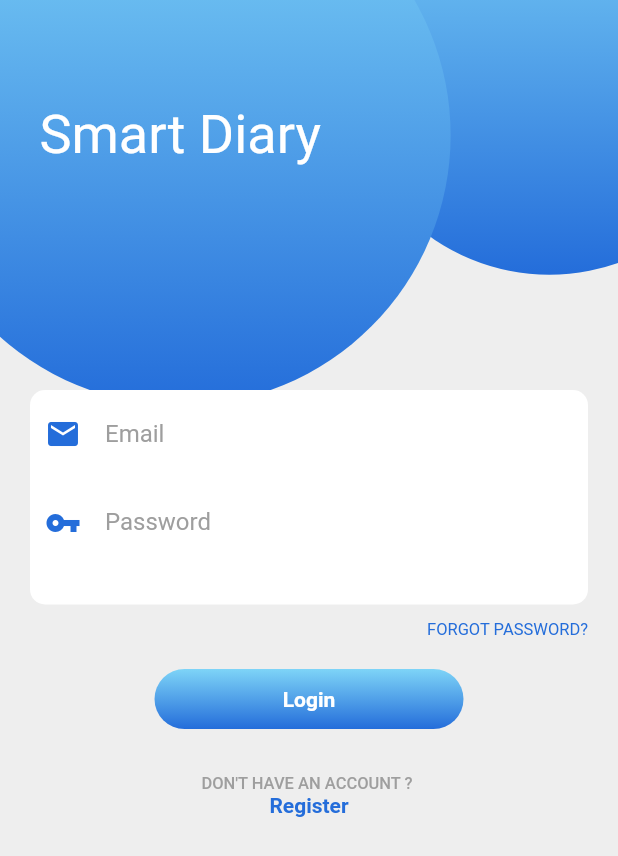
After one commit to NiroginiJanstin/DiaryApp, a Flutter app: the screen it shows after launch, on a phone screen of 412 x 824 dp. The commit adds this screen. Shown: the top 856 px of the screen. Run offline on Flutter 3.47's test engine with Material 2 defaults, Android fonts, the phone set to English and light mode, and no system bars; Roboto replaces fonts that are missing (Pacifico).

Commit message:
common folder added

```diff
--- /dev/null
+++ b/lib/common/header.dart
@@ -0,0 +1,69 @@
+import 'package:flutter/material.dart';
+
+void main() {
+  runApp(const header());
+}
+
+// ignore: camel_case_types
+class header extends StatelessWidget {
+  const header({Key? key}) : super(key: key);
+
+  double getSmallDiameter(BuildContext context) =>
+      MediaQuery.of(context).size.width * 2 / 3;
+  double getBiglDiameter(BuildContext context) =>
+      MediaQuery.of(context).size.width * 7 / 8;
+
+  @override
+  Widget build(BuildContext context) {
+    return Scaffold(
+      backgroundColor: const Color(0xFFEEEEEE),
+      body: Stack(children: <Widget>[
+        Positioned(
+          right: -getSmallDiameter(context) / 3,
+          top: -getSmallDiameter(context) / 3,
+          child: Container(
+            width: getSmallDiameter(context),
+            height: getSmallDiameter(context),
+            decoration: const BoxDecoration(
+                shape: BoxShape.circle,
+                gradient: LinearGradient(colors: [
+                  Color.fromARGB(255, 126, 212, 247),
+                  Color.fromARGB(255, 36, 109, 218)
+                ], begin: Alignment.topCenter, end: Alignment.bottomCenter)),
+          ),
+        ),
+        Positioned(
+          left: -getBiglDiameter(context) / 6,
+          top: -getBiglDiameter(context) / 4,
+          child: Container(
+            child: const Center(
+              child: Text(
+                "Smart Diary",
+                style: TextStyle(
+                    fontFamily: "Pacifico", fontSize: 36, color: Colors.white),
+              ),
+            ),
+            width: getBiglDiameter(context),
+            height: getBiglDiameter(context),
+            decoration: const BoxDecoration(
+                shape: BoxShape.circle,
+                gradient: LinearGradient(colors: [
+                  Color.fromARGB(255, 126, 212, 247),
+                  Color.fromARGB(255, 36, 109, 218)
+                ], begin: Alignment.topCenter, end: Alignment.bottomCenter)),
+          ),
+        ),
+        Positioned(
+          right: -getBiglDiameter(context) / 2,
+          bottom: -getBiglDiameter(context) / 2,
+          child: Container(
+            width: getBiglDiameter(context),
+            height: getBiglDiameter(context),
+            decoration: const BoxDecoration(
+                shape: BoxShape.circle, color: Color(0xFFF3E9EE)),
+          ),
+        ),
+      ]),
+    );
+  }
+}
--- a/lib/main.dart
+++ b/lib/main.dart
@@ -1,4 +1,4 @@
-import 'package:diary_app/login.dart';
+import 'package:diary_app/user/login.dart';
 import 'package:flutter/material.dart';
 import 'package:flutter/services.dart';
 
--- a/lib/register.dart
+++ b/lib/user/login.dart
@@ -1,11 +1,14 @@
+import 'package:diary_app/common/header.dart';
+import 'package:diary_app/user/register.dart';
 import 'package:flutter/material.dart';
 
 void main() {
-  runApp(register());
+  runApp(const login());
 }
 
 // ignore: camel_case_types
-class register extends StatelessWidget {
+class login extends StatelessWidget {
+  const login({Key? key}) : super(key: key);
 
   double getSmallDiameter(BuildContext context) =>
       MediaQuery.of(context).size.width * 2 / 3;
@@ -18,43 +21,7 @@ class register extends StatelessWidget {
       backgroundColor: const Color(0xFFEEEEEE),
       body: Stack(
         children: <Widget>[
-          Positioned(
-            right: -getSmallDiameter(context) / 3,
-            top: -getSmallDiameter(context) / 3,
-            child: Container(
-              width: getSmallDiameter(context),
-              height: getSmallDiameter(context),
-              decoration: const BoxDecoration(
-                  shape: BoxShape.circle,
-                  gradient: LinearGradient(colors: [
-                    Color.fromARGB(255, 126, 212, 247),
-                    Color.fromARGB(255, 36, 109, 218)
-                  ], begin: Alignment.topCenter, end: Alignment.bottomCenter)),
-            ),
-          ),
-          Positioned(
-            left: -getBiglDiameter(context) / 6,
-            top: -getBiglDiameter(context) / 4,
-            child: Container(
-              child: const Center(
-                child: Text(
-                  "Smart Diary",
-                  style: TextStyle(
-                      fontFamily: "Pacifico",
-                      fontSize: 36,
-                      color: Colors.white),
-                ),
-              ),
-              width: getBiglDiameter(context),
-              height: getBiglDiameter(context),
-              decoration: const BoxDecoration(
-                  shape: BoxShape.circle,
-                  gradient: LinearGradient(colors: [
-                    Color.fromARGB(255, 126, 212, 247),
-                    Color.fromARGB(255, 36, 109, 218)
-                  ], begin: Alignment.topCenter, end: Alignment.bottomCenter)),
-            ),
-          ),
+          const header(),
           Positioned(
             right: -getBiglDiameter(context) / 2,
             bottom: -getBiglDiameter(context) / 2,
@@ -74,23 +41,10 @@ class register extends StatelessWidget {
                       color: Colors.white,
                       //border: Border.all(color: Colors.grey),
                       borderRadius: BorderRadius.circular(10)),
-                  margin: const EdgeInsets.fromLTRB(20, 250, 20, 10),
+                  margin: const EdgeInsets.fromLTRB(20, 260, 20, 10),
                   padding: const EdgeInsets.fromLTRB(10, 0, 10, 25),
                   child: Column(
                     children: <Widget>[
-                      TextField(
-                        decoration: InputDecoration(
-                            icon: const Icon(
-                              Icons.man,
-                              color: Color.fromARGB(255, 36, 109, 218),
-                            ),
-                            focusedBorder: UnderlineInputBorder(
-                                borderSide:
-                                    BorderSide(color: Colors.grey.shade100)),
-                            labelText: "Name",
-                            enabledBorder: InputBorder.none,
-                            labelStyle: const TextStyle(color: Colors.grey)),
-                      ),
                       TextField(
                         decoration: InputDecoration(
                             icon: const Icon(
@@ -121,9 +75,18 @@ class register extends StatelessWidget {
                     ],
                   ),
                 ),
-
+                Align(
+                    alignment: Alignment.centerRight,
+                    child: Container(
+                        margin: const EdgeInsets.fromLTRB(0, 0, 20, 10),
+                        child: const Text(
+                          "FORGOT PASSWORD?",
+                          style: TextStyle(
+                              color: Color.fromARGB(255, 36, 109, 218),
+                              fontSize: 11),
+                        ))),
                 Container(
-                  margin: const EdgeInsets.fromLTRB(20, 30, 20, 30),
+                  margin: const EdgeInsets.fromLTRB(20, 10, 20, 30),
                   child: Row(
                     mainAxisAlignment: MainAxisAlignment.center,
                     children: <Widget>[
@@ -140,7 +103,7 @@ class register extends StatelessWidget {
                               onTap: () {},
                               child: const Center(
                                 child: Text(
-                                  "Register",
+                                  "Login",
                                   style: TextStyle(
                                       color: Colors.white,
                                       fontWeight: FontWeight.w700),
@@ -162,6 +125,36 @@ class register extends StatelessWidget {
                     ],
                   ),
                 ),
+                Row(
+                  mainAxisAlignment: MainAxisAlignment.center,
+                  children: const <Widget>[
+                    Text(
+                      "DON'T HAVE AN ACCOUNT ? ",
+                      style: TextStyle(
+                          fontSize: 11,
+                          color: Colors.grey,
+                          fontWeight: FontWeight.w500),
+                    )
+                  ],
+                ),
+                InkWell(
+                  borderRadius: BorderRadius.circular(20),
+                  splashColor: const Color.fromARGB(255, 209, 221, 224),
+                  onTap: () {
+                    Navigator.push(
+                      context,
+                      MaterialPageRoute(builder: (context) => register()),
+                    );
+                  },
+                  child: const Center(
+                    child: Text(
+                      "Register",
+                      style: TextStyle(
+                          color: Color.fromARGB(255, 36, 109, 218),
+                          fontWeight: FontWeight.w700),
+                    ),
+                  ),
+                )
               ],
             ),
           )
```
Also changed, not shown: lib/user/register.dart (renamed from lib/login.dart, +21 -94 lines).
